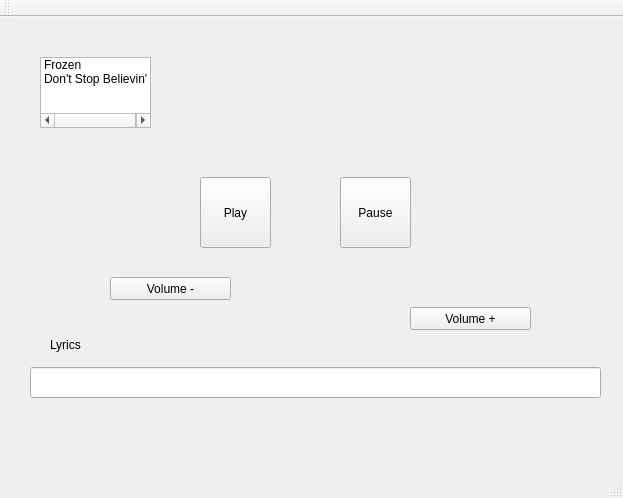
Old version of the form GUI/QTgui/mainwindow.ui in the repository ebradley6/Senior-Project.
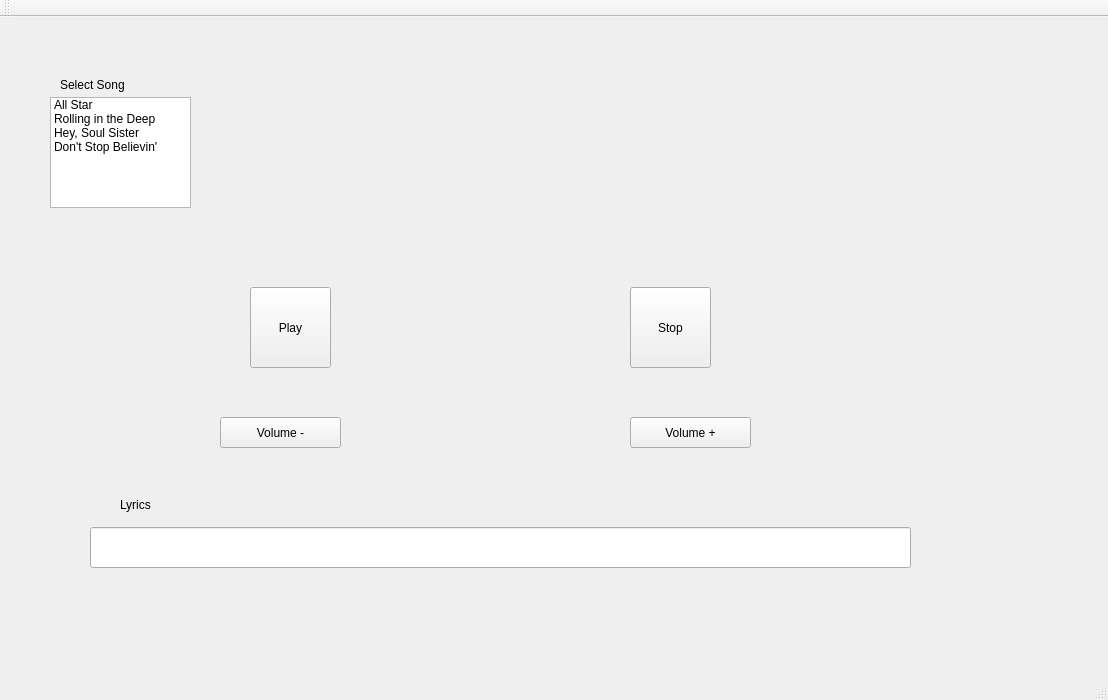
New version of the form.

Patch:
```diff
--- a/GUI/QTgui/mainwindow.ui
+++ b/GUI/QTgui/mainwindow.ui
@@ -6,8 +6,8 @@
    <rect>
     <x>0</x>
     <y>0</y>
-    <width>623</width>
-    <height>498</height>
+    <width>1108</width>
+    <height>700</height>
    </rect>
   </property>
   <property name="windowTitle">
@@ -17,15 +17,25 @@
    <widget class="QListWidget" name="listWidget">
     <property name="geometry">
      <rect>
-      <x>40</x>
-      <y>40</y>
-      <width>111</width>
-      <height>71</height>
+      <x>50</x>
+      <y>80</y>
+      <width>141</width>
+      <height>111</height>
      </rect>
     </property>
     <item>
      <property name="text">
-      <string>Frozen</string>
+      <string>All Star</string>
+     </property>
+    </item>
+    <item>
+     <property name="text">
+      <string>Rolling in the Deep</string>
+     </property>
+    </item>
+    <item>
+     <property name="text">
+      <string>Hey, Soul Sister</string>
      </property>
     </item>
     <item>
@@ -37,23 +47,23 @@
    <widget class="QPushButton" name="pushButton_1">
     <property name="geometry">
      <rect>
-      <x>340</x>
-      <y>160</y>
-      <width>71</width>
-      <height>71</height>
+      <x>630</x>
+      <y>270</y>
+      <width>81</width>
+      <height>81</height>
      </rect>
     </property>
     <property name="text">
-     <string>Pause</string>
+     <string>Stop</string>
     </property>
    </widget>
    <widget class="QPushButton" name="pushButton_2">
     <property name="geometry">
      <rect>
-      <x>200</x>
-      <y>160</y>
-      <width>71</width>
-      <height>71</height>
+      <x>250</x>
+      <y>270</y>
+      <width>81</width>
+      <height>81</height>
      </rect>
     </property>
     <property name="text">
@@ -63,10 +73,10 @@
    <widget class="QPushButton" name="pushButton_3">
     <property name="geometry">
      <rect>
-      <x>110</x>
-      <y>260</y>
+      <x>220</x>
+      <y>400</y>
       <width>121</width>
-      <height>23</height>
+      <height>31</height>
      </rect>
     </property>
     <property name="text">
@@ -76,10 +86,10 @@
    <widget class="QPushButton" name="pushButton_4">
     <property name="geometry">
      <rect>
-      <x>410</x>
-      <y>290</y>
+      <x>630</x>
+      <y>400</y>
       <width>121</width>
-      <height>23</height>
+      <height>31</height>
      </rect>
     </property>
     <property name="text">
@@ -89,18 +99,18 @@
    <widget class="QLineEdit" name="lineEdit">
     <property name="geometry">
      <rect>
-      <x>30</x>
-      <y>350</y>
-      <width>571</width>
-      <height>31</height>
+      <x>90</x>
+      <y>510</y>
+      <width>821</width>
+      <height>41</height>
      </rect>
     </property>
    </widget>
    <widget class="QLabel" name="label">
     <property name="geometry">
      <rect>
-      <x>50</x>
-      <y>320</y>
+      <x>120</x>
+      <y>480</y>
       <width>57</width>
       <height>15</height>
      </rect>
@@ -109,6 +119,19 @@
      <string>Lyrics</string>
     </property>
    </widget>
+   <widget class="QLabel" name="label_2">
+    <property name="geometry">
+     <rect>
+      <x>60</x>
+      <y>60</y>
+      <width>91</width>
+      <height>16</height>
+     </rect>
+    </property>
+    <property name="text">
+     <string>Select Song</string>
+    </property>
+   </widget>
   </widget>
   <widget class="QMenuBar" name="menuBar">
    <property name="geometry">
```
Left out of the diff: 2 changed lines with no effect on the pictures.
